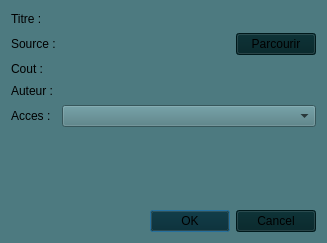
Qt form Facility/descripteurdialog.ui (etsi-kekeli/gestion_bibliotheque_image) before a commit.
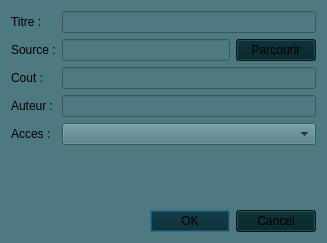
The same form after that commit.

Commit message: correction désactivation bouton parcourir cas de modification

What changed in the file:
```diff
--- a/Facility/descripteurdialog.ui
+++ b/Facility/descripteurdialog.ui
@@ -48,9 +48,7 @@
      <item row="3" column="1">
       <widget class="QLineEdit" name="edAuteur">
        <property name="styleSheet">
-        <string notr="true"> border: none !important;
-    border-radius: 0px !important;
-    background: transparent !important;</string>
+        <string notr="true"/>
        </property>
       </widget>
      </item>
@@ -71,9 +69,7 @@
       <widget class="QLineEdit" name="edTitre">
        <property name="styleSheet">
         <string notr="true">background-color: rgb(77, 122, 128);
- border: none !important;
-    border-radius: 0px !important;
-    background: transparent !important;</string>
+</string>
        </property>
       </widget>
      </item>
@@ -85,9 +81,8 @@
        <item>
         <widget class="QLineEdit" name="edSource">
          <property name="styleSheet">
-          <string notr="true"> border: none !important;
-    border-radius: 0px !important;
-    background: transparent !important;
+          <string notr="true">background-color: rgb(77, 122, 128);
+
 </string>
          </property>
         </widget>
@@ -121,9 +116,8 @@
      <item row="2" column="1">
       <widget class="QLineEdit" name="edCout">
        <property name="styleSheet">
-        <string notr="true"> border: none !important;
-    border-radius: 0px !important;
-    background: transparent !important;</string>
+        <string notr="true">background-color: rgb(77, 122, 128);
+</string>
        </property>
       </widget>
      </item>
```
The commit also changes 4 other files.
